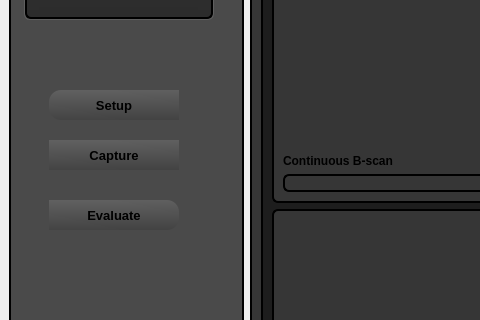
The window that microangio/assets/stacked_rebuilt.ui (WasatchPhotonics/MicroAngio) describes before a commit, drawn with Qt 5; both pictures show x 0 to 480 and y 295 to 615 of the 1263 by 880 pixel window.
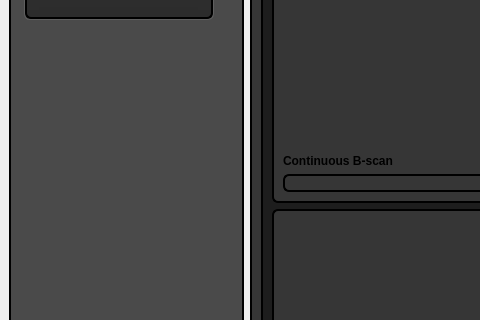
The same window after the commit. Icons and pictures are not drawn.

Commit message: significantly better white border with auto-sub layouts

```diff
--- a/microangio/assets/stacked_rebuilt.ui
+++ b/microangio/assets/stacked_rebuilt.ui
@@ -1960,157 +1960,6 @@
            </widget>
           </widget>
          </widget>
-         <widget class="QPushButton" name="pushButton_30">
-          <property name="geometry">
-           <rect>
-            <x>40</x>
-            <y>310</y>
-            <width>130</width>
-            <height>30</height>
-           </rect>
-          </property>
-          <property name="minimumSize">
-           <size>
-            <width>130</width>
-            <height>30</height>
-           </size>
-          </property>
-          <property name="maximumSize">
-           <size>
-            <width>130</width>
-            <height>30</height>
-           </size>
-          </property>
-          <property name="font">
-           <font>
-            <pointsize>10</pointsize>
-            <weight>75</weight>
-            <bold>true</bold>
-           </font>
-          </property>
-          <property name="styleSheet">
-           <string notr="true">QPushButton:hover
-{
-    border: 1px solid #78879b;
-    color: silver;
-}
-
-QPushButton
-{
-    border-color: rgb(0,0,0);
-}
-
-QPushButton {
-background-color: qlineargradient(spread:pad, x1:0.546341, y1:1, x2:0.512195, y2:0, stop:0 rgba(67, 67, 67, 255), stop:1 rgba(96, 96, 96, 255));
-border-radius: 0px;
-    border-top-left-radius: 12px;
-    border-bottom-left-radius: 12px;
-}</string>
-          </property>
-          <property name="text">
-           <string>Setup</string>
-          </property>
-         </widget>
-         <widget class="QPushButton" name="pushButton_33">
-          <property name="geometry">
-           <rect>
-            <x>40</x>
-            <y>360</y>
-            <width>130</width>
-            <height>30</height>
-           </rect>
-          </property>
-          <property name="minimumSize">
-           <size>
-            <width>130</width>
-            <height>30</height>
-           </size>
-          </property>
-          <property name="maximumSize">
-           <size>
-            <width>130</width>
-            <height>30</height>
-           </size>
-          </property>
-          <property name="font">
-           <font>
-            <pointsize>10</pointsize>
-            <weight>75</weight>
-            <bold>true</bold>
-           </font>
-          </property>
-          <property name="styleSheet">
-           <string notr="true">QPushButton:hover
-{
-    border: 1px solid #78879b;
-    color: silver;
-}
-
-QPushButton
-{
-    border-color: rgb(0,0,0);
-}
-
-QPushButton {
-background-color: qlineargradient(spread:pad, x1:0.546341, y1:1, x2:0.512195, y2:0, stop:0 rgba(67, 67, 67, 255), stop:1 rgba(96, 96, 96, 255));
-border-radius: 0px;
-}</string>
-          </property>
-          <property name="text">
-           <string>Capture</string>
-          </property>
-         </widget>
-         <widget class="QPushButton" name="pushButton_35">
-          <property name="geometry">
-           <rect>
-            <x>40</x>
-            <y>420</y>
-            <width>130</width>
-            <height>30</height>
-           </rect>
-          </property>
-          <property name="minimumSize">
-           <size>
-            <width>130</width>
-            <height>30</height>
-           </size>
-          </property>
-          <property name="maximumSize">
-           <size>
-            <width>130</width>
-            <height>30</height>
-           </size>
-          </property>
-          <property name="font">
-           <font>
-            <pointsize>10</pointsize>
-            <weight>75</weight>
-            <bold>true</bold>
-           </font>
-          </property>
-          <property name="styleSheet">
-           <string notr="true">QPushButton:hover
-{
-    border: 1px solid #78879b;
-    color: silver;
-}
-
-QPushButton
-{
-    border-color: rgb(0,0,0);
-}
-
-QPushButton {
-background-color: qlineargradient(spread:pad, x1:0.546341, y1:1, x2:0.512195, y2:0, stop:0 rgba(67, 67, 67, 255), stop:1 rgba(96, 96, 96, 255));
-border-radius: 0px;
-    border-top-right-radius: 12px;
-    border-bottom-right-radius: 12px;
-}</string>
-          </property>
-          <property name="text">
-           <string>Evaluate</string>
-          </property>
-         </widget>
         </widget>
        </item>
        <item>
```
